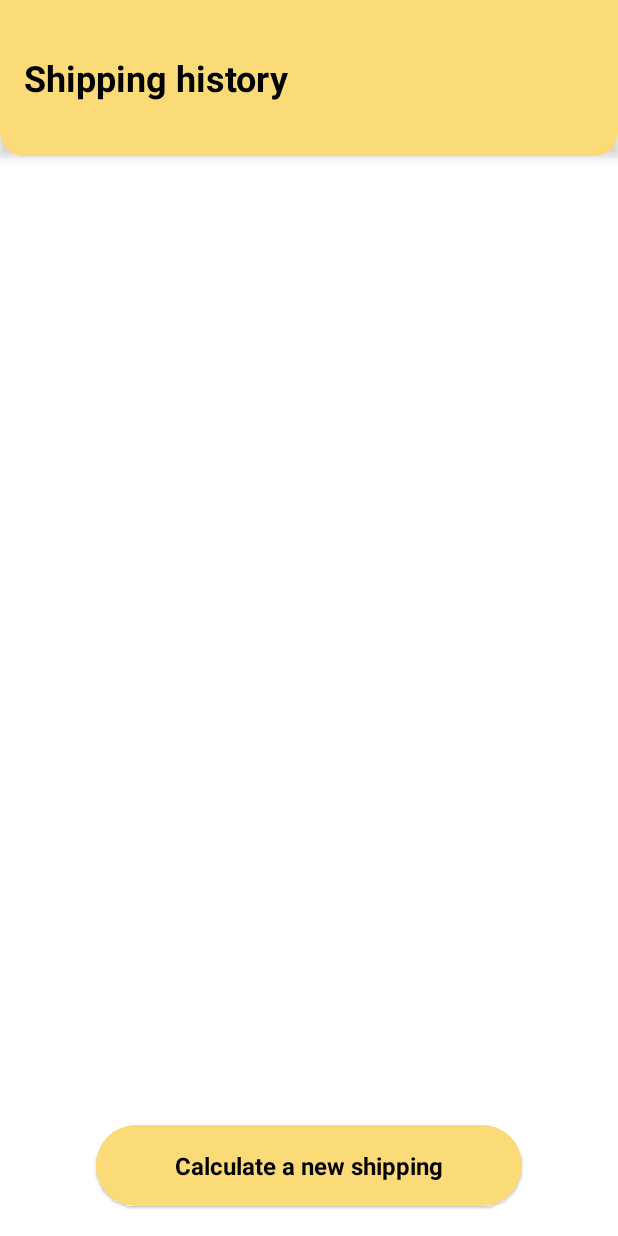
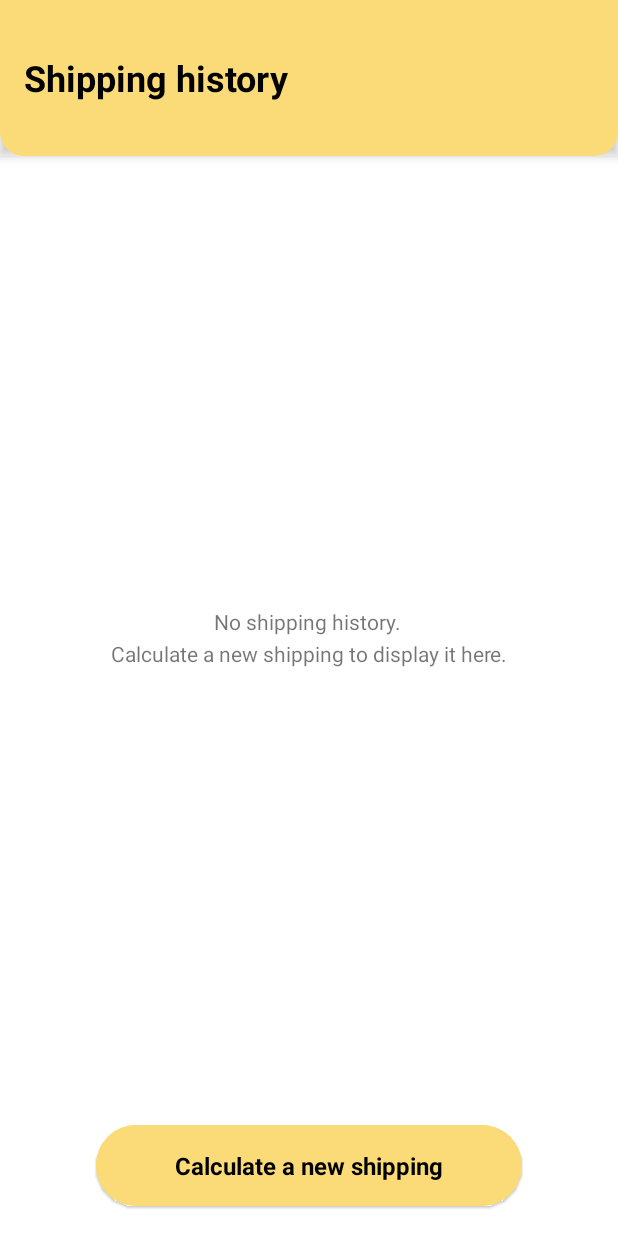
Before and after one commit to thiaagodev/TruckPad-Test, an Android app: the screen it shows after launch (MainActivity), on a phone screen of 412 x 824 dp. Run offline under Robolectric (Android 15) with nearby library versions, the phone set to English and light mode, and no system bars; our stand-ins replace Room's generated code.

Commit message:
show text no shipping history

```diff
--- a/app/src/main/java/com/thiaagodev/truckpad/view/MainActivity.kt
+++ b/app/src/main/java/com/thiaagodev/truckpad/view/MainActivity.kt
@@ -55,6 +55,7 @@ class MainActivity : AppCompatActivity(), View.OnClickListener {
 
     private fun observe() {
         viewModel.shippingList.observe(this) {
+            if (it.isNotEmpty()) binding.textNoShipping.visibility = View.INVISIBLE
             adapter.updateShipping(it)
         }
     }
--- a/app/src/main/res/layout/activity_main.xml
+++ b/app/src/main/res/layout/activity_main.xml
@@ -35,26 +35,24 @@
     </com.google.android.material.appbar.AppBarLayout>
 
     <androidx.appcompat.widget.AppCompatTextView
+        android:id="@+id/text_no_shipping"
         android:layout_width="wrap_content"
         android:layout_height="wrap_content"
         android:lineSpacingExtra="5dp"
         android:padding="16dp"
         android:text="@string/text_no_history"
         android:textAlignment="center"
-        android:visibility="invisible"
         app:layout_constraintBottom_toTopOf="@+id/button_calc_new_shipping"
         app:layout_constraintEnd_toEndOf="parent"
         app:layout_constraintStart_toStartOf="parent"
-        app:layout_constraintTop_toBottomOf="@+id/appbar_layout"
-        tools:visibility="visible" />
+        app:layout_constraintTop_toBottomOf="@+id/appbar_layout" />
 
 
     <androidx.recyclerview.widget.RecyclerView
         android:id="@+id/recycler_shipping"
         android:layout_width="match_parent"
         android:layout_height="0dp"
-        android:layout_marginTop="32dp"
-        android:layout_marginBottom="8dp"
+        android:paddingTop="32dp"
         android:padding="8dp"
         app:layout_constraintBottom_toTopOf="@+id/button_calc_new_shipping"
         app:layout_constraintTop_toBottomOf="@+id/appbar_layout" />
```
